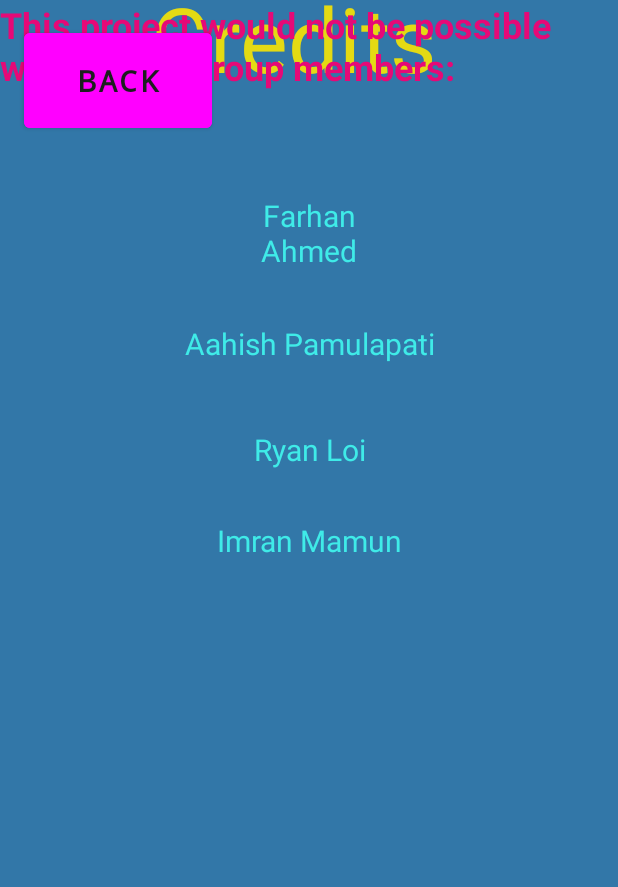
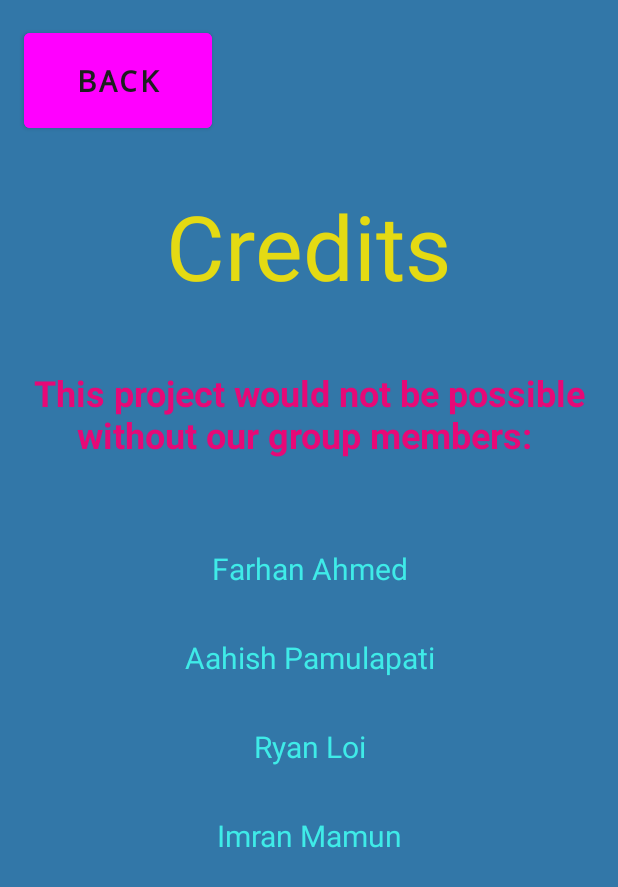
Before and after one commit to AuraCodez/guessthenumber, an Android app: the layout activity_credits.xml on its own in the app's theme, with its tools: preview values and no code run, on a phone screen of 412 x 824 dp. Shown: the top 887 px of the screen. Run offline under Robolectric (Android 15) with nearby library versions, the phone set to English and light mode, and no system bars.

```diff
--- a/app/src/main/java/com/example/guessthenumber/Credits.java
+++ b/app/src/main/java/com/example/guessthenumber/Credits.java
@@ -9,14 +9,15 @@ import android.widget.Button;
 
 
 public class Credits extends AppCompatActivity {
-    private Button btnCredits;
+    private Button btnCreditsBack;
+
     @Override
     protected void onCreate(Bundle savedInstanceState) {
         super.onCreate(savedInstanceState);
-        setContentView(R.layout.credits);
+        setContentView(R.layout.activity_credits);
 
-        btnCredits = findViewById(R.id.btnCredits);
-        btnCredits.setOnClickListener(new View.OnClickListener() {
+        btnCreditsBack = findViewById(R.id.btnCreditsBack);
+        btnCreditsBack.setOnClickListener(new View.OnClickListener() {
             @Override
             public void onClick(View view) {
                 openModeSelection();
--- a/app/src/main/java/com/example/guessthenumber/MainMenu.java
+++ b/app/src/main/java/com/example/guessthenumber/MainMenu.java
@@ -10,11 +10,12 @@ import android.widget.Button;
 public class MainMenu extends AppCompatActivity {
     private Button btnStart;
     private Button btnQuit;
+    private Button btnCredits;
 
     @Override
     protected void onCreate(Bundle savedInstanceState) {
         super.onCreate(savedInstanceState);
-        setContentView(R.layout.activity_main);
+        setContentView(R.layout.activity_main_menu);
 
         btnStart = findViewById(R.id.btnStart);
         btnStart.setOnClickListener(new View.OnClickListener() {
@@ -33,10 +34,23 @@ public class MainMenu extends AppCompatActivity {
                 System.exit(1);
             }
         });
+
+        btnCredits = findViewById(R.id.btnCredits);
+        btnCredits.setOnClickListener(new View.OnClickListener() {
+            @Override
+            public void onClick(View view) {
+                openCredits();
+            }
+        });
     }
 
     public void openModeSelection() {
         Intent intent = new Intent(this, ModeSelection.class);
         startActivity(intent);
     }
+
+    public void openCredits() {
+        Intent intent = new Intent(this, Credits.class);
+        startActivity(intent);
+    }
 }
--- a/app/src/main/res/layout/credits.xml
+++ b/app/src/main/res/layout/activity_credits.xml
@@ -10,34 +10,35 @@
 
     <TextView
         android:id="@+id/textView7"
-        android:layout_width="191dp"
-        android:layout_height="51dp"
-        android:layout_marginTop="80dp"
+        android:layout_width="wrap_content"
+        android:layout_height="wrap_content"
+        android:layout_marginTop="32dp"
         android:gravity="center"
         android:text="Imran Mamun"
         android:textColor="#3FEBE8"
         android:textSize="20sp"
         app:layout_constraintEnd_toEndOf="parent"
         app:layout_constraintStart_toStartOf="parent"
-        app:layout_constraintTop_toBottomOf="@+id/textView5" />
+        app:layout_constraintTop_toBottomOf="@+id/textView6" />
 
     <TextView
         android:id="@+id/textView6"
-        android:layout_width="191dp"
-        android:layout_height="51dp"
-        android:layout_marginTop="19dp"
+        android:layout_width="wrap_content"
+        android:layout_height="wrap_content"
+        android:layout_marginTop="32dp"
         android:gravity="center"
         android:text="Ryan Loi"
+        android:textColor="#3FEBE8"
         android:textSize="20sp"
-        android:textColor="#3FEBE8"
         app:layout_constraintEnd_toEndOf="parent"
         app:layout_constraintStart_toStartOf="parent"
         app:layout_constraintTop_toBottomOf="@+id/textView5" />
 
     <Button
-        android:id="@+id/btnEasyBack2"
+        android:id="@+id/btnCreditsBack"
         android:layout_width="125dp"
         android:layout_height="75dp"
+        android:layout_marginStart="16dp"
         android:layout_marginTop="16dp"
         android:backgroundTint="#FF00FF"
         android:fontFamily="monospace"
@@ -45,57 +46,58 @@
         android:textColor="#1d1e1f"
         android:textSize="20sp"
         android:textStyle="bold"
-        app:layout_constraintEnd_toEndOf="parent"
-        app:layout_constraintHorizontal_bias="0.055"
         app:layout_constraintStart_toStartOf="parent"
         app:layout_constraintTop_toTopOf="parent" />
 
     <TextView
-        android:id="@+id/textView"
-        android:layout_width="210dp"
-        android:layout_height="136dp"
-        android:layout_marginTop="104dp"
+        android:id="@+id/lblCreditsTitle"
+        android:layout_width="wrap_content"
+        android:layout_height="wrap_content"
+        android:layout_marginTop="32dp"
+        android:gravity="center"
         android:text="Credits"
         android:textColor="#E4DA13"
         android:textSize="60sp"
-        app:layout_constraintBottom_toTopOf="@+id/textView3"
         app:layout_constraintEnd_toEndOf="parent"
         app:layout_constraintHorizontal_bias="0.497"
         app:layout_constraintStart_toStartOf="parent"
-        app:layout_constraintTop_toTopOf="parent" />
+        app:layout_constraintTop_toBottomOf="@+id/btnCreditsBack" />
 
     <TextView
-        android:id="@+id/textView3"
+        android:id="@+id/lblCreditsNameHeader"
         android:layout_width="395dp"
         android:layout_height="79dp"
+        android:layout_marginTop="32dp"
+        android:gravity="center"
+        android:text="This project would not be possible without our group members: "
         android:textColor="#E60977"
-        android:text="This project would not be possible without our group members: "
         android:textSize="24sp"
         android:textStyle="bold"
-        tools:layout_editor_absoluteX="16dp"
-        tools:layout_editor_absoluteY="286dp" />
+        app:layout_constraintEnd_toEndOf="parent"
+        app:layout_constraintStart_toStartOf="parent"
+        app:layout_constraintTop_toBottomOf="@+id/lblCreditsTitle" />
 
     <TextView
         android:id="@+id/textView4"
-        android:layout_width="93dp"
-        android:layout_height="56dp"
-        android:textColor="#3FEBE8"
-        android:layout_marginTop="48dp"
+        android:layout_width="wrap_content"
+        android:layout_height="wrap_content"
+        android:layout_marginTop="50dp"
         android:gravity="center"
         android:text="Farhan Ahmed"
+        android:textColor="#3FEBE8"
         android:textSize="20sp"
         app:layout_constraintEnd_toEndOf="parent"
         app:layout_constraintStart_toStartOf="parent"
-        app:layout_constraintTop_toBottomOf="@+id/textView3" />
+        app:layout_constraintTop_toBottomOf="@+id/lblCreditsNameHeader" />
 
     <TextView
         android:id="@+id/textView5"
-        android:layout_width="191dp"
-        android:textColor="#3FEBE8"
-        android:layout_height="51dp"
-        android:layout_marginTop="20dp"
+        android:layout_width="wrap_content"
+        android:layout_height="wrap_content"
+        android:layout_marginTop="32dp"
         android:gravity="center"
         android:text="Aahish Pamulapati"
+        android:textColor="#3FEBE8"
         android:textSize="20sp"
         app:layout_constraintEnd_toEndOf="parent"
         app:layout_constraintStart_toStartOf="parent"
```
Also changed, not shown: app/src/main/res/layout/activity_main_menu.xml (renamed from app/src/main/res/layout/activity_main.xml).
